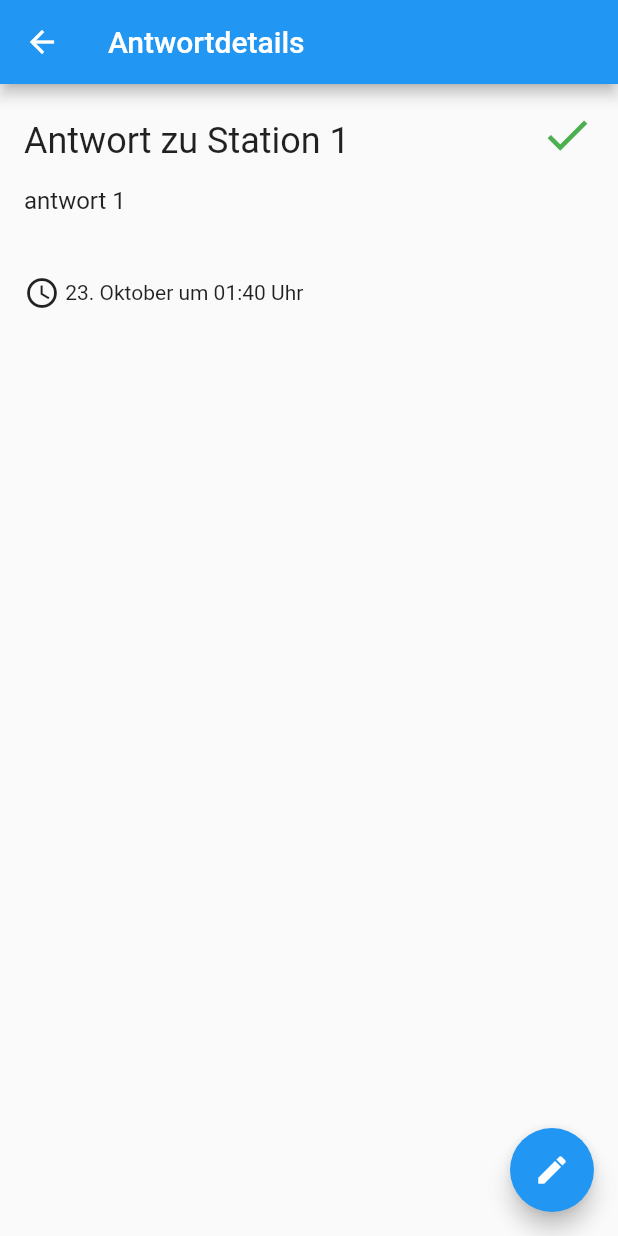
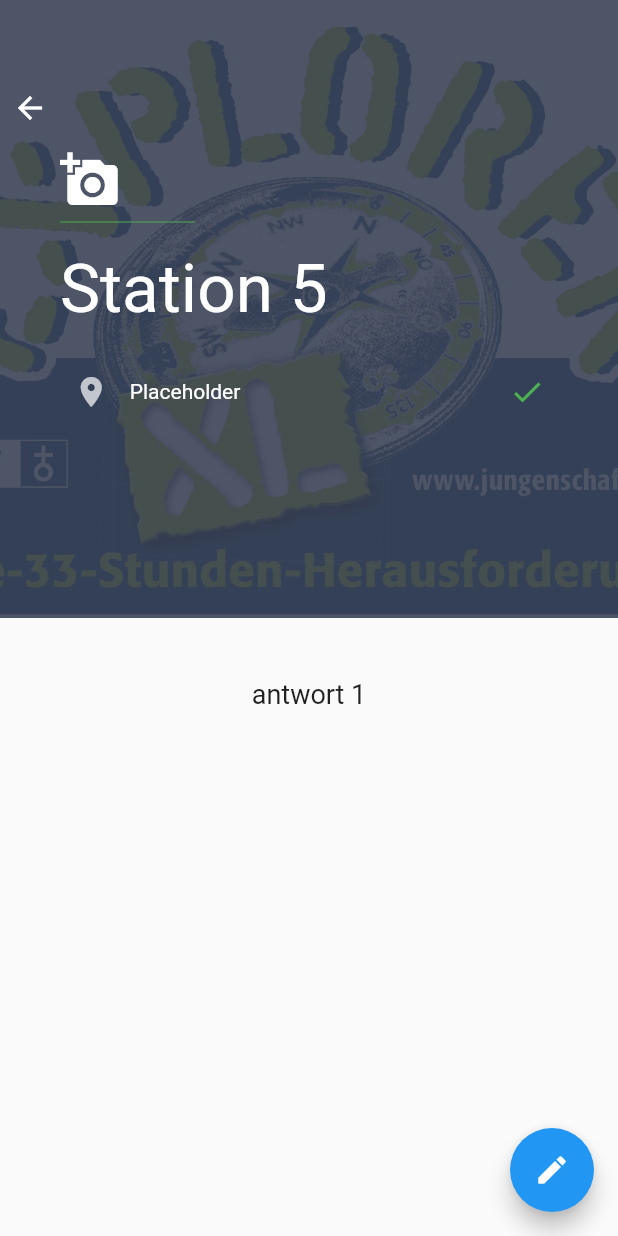
Before and after one commit to christian-heusel/explorer-app, a Flutter app: the screen it shows after launch, after a tap on an icon or button, on a phone screen of 412 x 824 dp. Run offline on Flutter 3.47's test engine with Material 2 defaults, Android fonts, the phone set to English and light mode, and no system bars; our stand-ins replace bloc, equatable, flutter_bloc; missing offline and left inert: artemis, global_configuration, gql; generated files the repository leaves out were written again.

Commit message:
implement the more beautiful details screen
Signed-off-by: Christian Heusel <christian@heusel.eu>

```diff
--- a/fluttr_app/explorer_app/lib/screens/details_screen.dart
+++ b/fluttr_app/explorer_app/lib/screens/details_screen.dart
@@ -12,6 +12,112 @@ class DetailsScreen extends StatelessWidget {
   DetailsScreen({Key key, @required this.id})
       : super(key: key ?? ArchSampleKeys.stationDetailsScreen);
 
+  topContent(context, station) => Stack(
+        children: <Widget>[
+          Container(
+            padding: EdgeInsets.only(left: 10.0),
+            height: MediaQuery.of(context).size.height * 0.5,
+            decoration: new BoxDecoration(
+              image: new DecorationImage(
+                image: new AssetImage("assets/images/explorer_logo.png"),
+                fit: BoxFit.cover,
+              ),
+            ),
+          ),
+          Container(
+            height: MediaQuery.of(context).size.height * 0.5,
+            padding: EdgeInsets.all(40.0),
+            width: MediaQuery.of(context).size.width,
+            decoration: BoxDecoration(color: Color.fromRGBO(58, 66, 86, .9)),
+            child: Center(
+              child: topContentText(station),
+            ),
+          ),
+          Positioned(
+            left: 8.0,
+            top: 60.0,
+            child: InkWell(
+              onTap: () {
+                Navigator.pop(context);
+              },
+              child: Icon(Icons.arrow_back, color: Colors.white),
+            ),
+          )
+        ],
+      );
+
+  topContentText(station) => Column(
+        crossAxisAlignment: CrossAxisAlignment.start,
+        children: <Widget>[
+          SizedBox(height: 60.0),
+          Icon(
+            Icons.add_a_photo,
+            color: Colors.white,
+            size: 40.0,
+          ),
+          Container(
+            width: 90.0,
+            child: new Divider(color: Colors.green),
+          ),
+          SizedBox(height: 10.0),
+          Text(
+            "Station 5",
+            style: TextStyle(color: Colors.white, fontSize: 45.0),
+          ),
+          SizedBox(height: 30.0),
+          Row(
+            mainAxisAlignment: MainAxisAlignment.start,
+            children: <Widget>[
+              Expanded(
+                flex: 1,
+                child: Icon(
+                  Icons.place,
+                  color: Colors.white70,
+                ),
+              ),
+              Expanded(
+                  flex: 6,
+                  child: Padding(
+                      padding: EdgeInsets.only(left: 5.0),
+                      child: Text(
+                        "Placeholder",
+                        style: TextStyle(color: Colors.white),
+                      ))),
+              Expanded(
+                  flex: 1,
+                  child: Icon(
+                    Icons.check,
+                    color: Colors.green,
+                  ))
+            ],
+          ),
+        ],
+      );
+
+  bottomContentText(context, station) => Text(
+        station.userInput.toString(),
+        style: TextStyle(fontSize: 18.0),
+      );
+
+  readButton(context) => Container(
+        padding: EdgeInsets.symmetric(vertical: 16.0),
+        width: MediaQuery.of(context).size.width,
+        child: RaisedButton(
+          onPressed: () => {},
+          color: Color.fromRGBO(58, 66, 86, 1.0),
+          child:
+              Text("TAKE THIS LESSON", style: TextStyle(color: Colors.white)),
+        ),
+      );
+
+  bottomContent(context, station) => Container(
+        // height: MediaQuery.of(context).size.height,
+        width: MediaQuery.of(context).size.width,
+        // color: Theme.of(context).primaryColor,
+        padding: EdgeInsets.all(40.0),
+        child: Center(child: (bottomContentText(context, station))),
+      );
+
   @override
   Widget build(BuildContext context) {
     return BlocBuilder<StationsBloc, StationsState>(
@@ -21,73 +127,17 @@ class DetailsScreen extends StatelessWidget {
             .firstWhere((station) => station.id == id, orElse: () => null);
         final localizations = ArchSampleLocalizations.of(context);
         return Scaffold(
-          appBar: AppBar(
-            title: Text(localizations.stationDetails),
-          ),
-          body: station == null
-              ? Container(key: FlutterStationsKeys.emptyDetailsContainer)
-              : Padding(
-                  padding: EdgeInsets.all(16.0),
-                  child: ListView(
-                    children: [
-                      Row(
-                        crossAxisAlignment: CrossAxisAlignment.start,
-                        children: [
-                          Expanded(
-                            child: Column(
-                              crossAxisAlignment: CrossAxisAlignment.start,
-                              children: [
-                                Hero(
-                                  tag: '${station.id}__heroTag',
-                                  child: Container(
-                                    width: MediaQuery.of(context).size.width,
-                                    padding: EdgeInsets.only(
-                                      top: 8.0,
-                                      bottom: 16.0,
-                                    ),
-                                    child: Text(
-                                      "Antwort zu Station ${station.id.toString()}",
-                                      key:
-                                          ArchSampleKeys.detailsStationItemTask,
-                                      style:
-                                          Theme.of(context).textTheme.headline5,
-                                    ),
-                                  ),
-                                ),
-                                Text(
-                                  station.userInput.toString(),
-                                  key: ArchSampleKeys.detailsStationItemNote,
-                                  style: Theme.of(context).textTheme.subtitle1,
-                                ),
+          body: Column(
+            children: <Widget>[
+              topContent(context, station),
+              bottomContent(context, station),
             ],
-                            ),
-                          ),
-                          Icon(
-                            Icons.check,
-                            color: Colors.green,
-                            size: 36.0,
-                          )
-                        ],
-                      ),
-                      Padding(
-                        padding: const EdgeInsets.only(top: 40.0),
-                        child: Row(
-                            // CH TODO: Add the real date here
-                            children: [
-                              Icon(Icons.access_time),
-                              Text(" 23. Oktober um 01:40 Uhr"),
-                            ]),
-                      )
-                    ],
-                  ),
           ),
           floatingActionButton: FloatingActionButton(
             key: ArchSampleKeys.editStationFab,
             tooltip: localizations.editStation,
             child: Icon(Icons.edit),
-            onPressed: station == null
-                ? null
-                : () {
+            onPressed: () {
               Navigator.of(context).push(
                 MaterialPageRoute(
                   builder: (context) {
```
Lines whose indentation alone changed are shown as unchanged.
